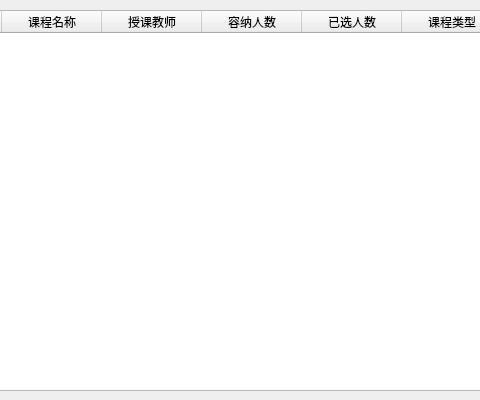
Before: the Qt Designer form Student Manage System/CourseWidget.ui in BakaSea/Student-Manage-System, drawn with Qt 5; both pictures show x 109 to 589 and y 0 to 400 of the 850 by 400 pixel window.
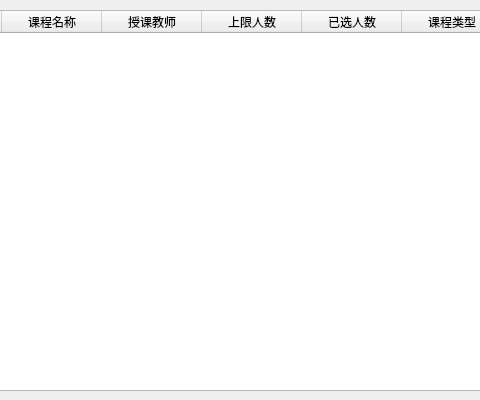
After: the same form once the commit is applied.

Diff of the .ui file:
```diff
--- a/Student Manage System/CourseWidget.ui
+++ b/Student Manage System/CourseWidget.ui
@@ -10,6 +10,18 @@
     <height>400</height>
    </rect>
   </property>
+  <property name="minimumSize">
+   <size>
+    <width>850</width>
+    <height>400</height>
+   </size>
+  </property>
+  <property name="maximumSize">
+   <size>
+    <width>850</width>
+    <height>400</height>
+   </size>
+  </property>
   <property name="windowTitle">
    <string>CourseWidget</string>
   </property>
@@ -54,7 +66,7 @@
    </column>
    <column>
     <property name="text">
-     <string>容纳人数</string>
+     <string>上限人数</string>
     </property>
    </column>
    <column>
```
Left out of the diff: 20 changed lines with no effect on the pictures.
